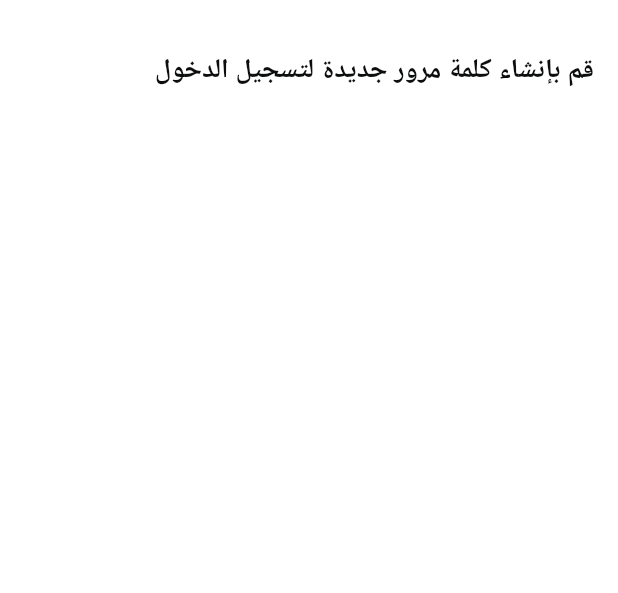
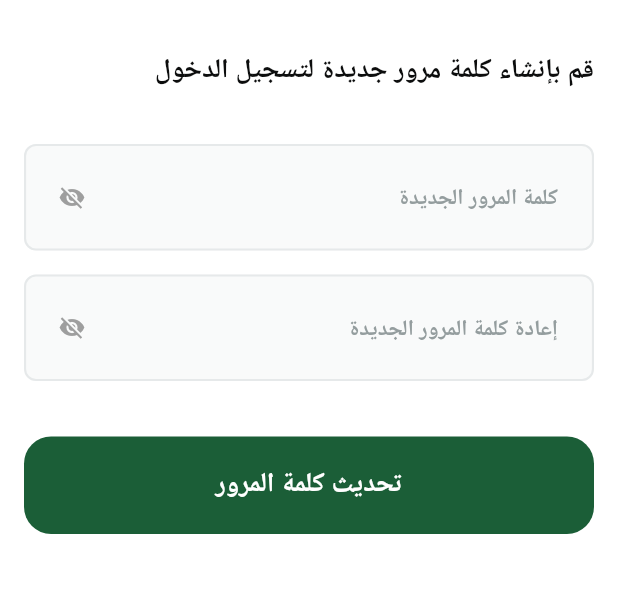
Before and after one commit to ayhem8hamdi/Fruit_Hub, a Flutter app: the CreateNewPasswordScreen screen opened by its route, on a phone screen of 412 x 824 dp, the part 75-668 px from its top. Run offline on Flutter 3.47's test engine with Material 3 defaults, Android fonts, the light colour scheme and no system bars; our stand-ins replace another_flushbar, device_preview, flutter_bloc, flutter_svg, gap, get and 3 more; accounts and stored records are empty; Roboto replaces fonts that are missing (Cairo).

Commit message:
Done New Password Widget part 2

```diff
--- a/lib/core/Utils/methods_helper.dart
+++ b/lib/core/Utils/methods_helper.dart
@@ -116,4 +116,14 @@ abstract class MethodsHelper {
     }
     onSuccess();
   }
+
+  static String? validateConfirmPassword(String? value, String password) {
+    if (value == null || value.isEmpty) {
+      return 'يرجى إعادة كتابة كلمة المرور';
+    }
+    if (value != password) {
+      return 'كلمات المرور غير متطابقة';
+    }
+    return null;
+  }
 }
--- /dev/null
+++ b/lib/features/auth/presentation/views/widgets/create_new_password_form.dart
@@ -0,0 +1,70 @@
+import 'dart:developer';
+
+import 'package:advanced_ecommerce/core/Utils/methods_helper.dart';
+import 'package:advanced_ecommerce/features/OnBoarding/presentation/views/widgets/on_boarding_button.dart';
+import 'package:advanced_ecommerce/features/auth/presentation/views/widgets/custom_password_field.dart';
+import 'package:flutter/material.dart';
+import 'package:gap/gap.dart';
+
+class CreateNewPasswordForm extends StatefulWidget {
+  const CreateNewPasswordForm({super.key});
+
+  @override
+  State<CreateNewPasswordForm> createState() => _CreateNewPasswordFormState();
+}
+
+class _CreateNewPasswordFormState extends State<CreateNewPasswordForm> {
+  final _formKey = GlobalKey<FormState>();
+
+  final _passwordController = TextEditingController();
+  final _confirmPasswordController = TextEditingController();
+
+  @override
+  void dispose() {
+    _passwordController.dispose();
+    _confirmPasswordController.dispose();
+    super.dispose();
+  }
+
+  void _onSubmit() {
+    if (_formKey.currentState?.validate() ?? false) {
+      log('New password: ${_passwordController.text}');
+      //trigger the cubit here
+      ScaffoldMessenger.of(context).showSnackBar(
+        const SnackBar(content: Text('تم تحديث كلمة المرور بنجاح')),
+      );
+    }
+  }
+
+  @override
+  Widget build(BuildContext context) {
+    return Form(
+      key: _formKey,
+      child: Column(
+        crossAxisAlignment: CrossAxisAlignment.stretch,
+        children: [
+          CustomPasswordTextField(
+            hintText: 'كلمة المرور الجديدة',
+            controller: _passwordController,
+            validator: MethodsHelper.validatePassword,
+          ),
+          const Gap(16),
+          CustomPasswordTextField(
+            hintText: 'إعادة كلمة المرور الجديدة',
+            controller: _confirmPasswordController,
+            validator: (value) => MethodsHelper.validateConfirmPassword(
+              value,
+              _passwordController.text,
+            ),
+          ),
+          const Gap(37),
+          OnBoardingButton(
+            onTap: _onSubmit,
+            isActive: true,
+            text: 'تحديث كلمة المرور',
+          ),
+        ],
+      ),
+    );
+  }
+}
--- a/lib/features/auth/presentation/views/widgets/create_new_password_screen_body.dart
+++ b/lib/features/auth/presentation/views/widgets/create_new_password_screen_body.dart
@@ -1,3 +1,4 @@
+import 'package:advanced_ecommerce/features/auth/presentation/views/widgets/create_new_password_form.dart';
 import 'package:advanced_ecommerce/features/auth/presentation/views/widgets/custom_auth_appbar.dart';
 import 'package:advanced_ecommerce/features/auth/presentation/views/widgets/password_forgot_screen_body.dart';
 import 'package:flutter/material.dart';
@@ -18,7 +19,9 @@ class CreateNewPasswordScreenBody extends StatelessWidget {
             Gap(28),
             ForgotPasswordText(
                 isCreateNewPasswordScreen: 'yes',
-                text: 'قم بإنشاء كلمة مرور جديدة لتسجيل الدخول')
+                text: 'قم بإنشاء كلمة مرور جديدة لتسجيل الدخول'),
+            Gap(36),
+            CreateNewPasswordForm()
           ],
         ),
       ),
```
Also changed, not shown: assets/images/password_successfully_changed.svg (added).
